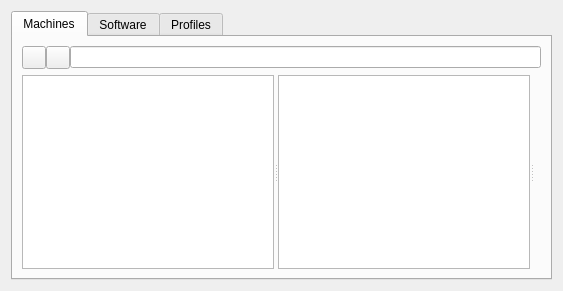
Old version of the form src/mainpanel.ui in the repository npwoods/bletchmame.
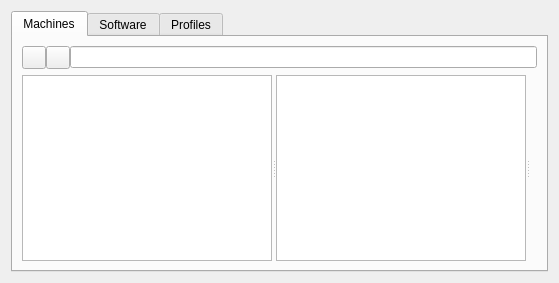
New version of the form. Icons and pictures are not drawn.

What changed in the file:
```diff
--- a/src/mainpanel.ui
+++ b/src/mainpanel.ui
@@ -2,6 +2,14 @@
 <ui version="4.0">
  <class>MainPanel</class>
   <widget class="QWidget" name="MainPanel">
+  <property name="geometry">
+   <rect>
+    <x>0</x>
+    <y>0</y>
+    <width>559</width>
+    <height>283</height>
+   </rect>
+  </property>
    <layout class="QVBoxLayout" name="verticalLayout_2">
     <item>
      <widget class="QTabWidget" name="tabWidget">
```
Left out of the diff: 10 changed lines with no effect on the pictures. Lines whose indentation alone changed are shown as unchanged.
